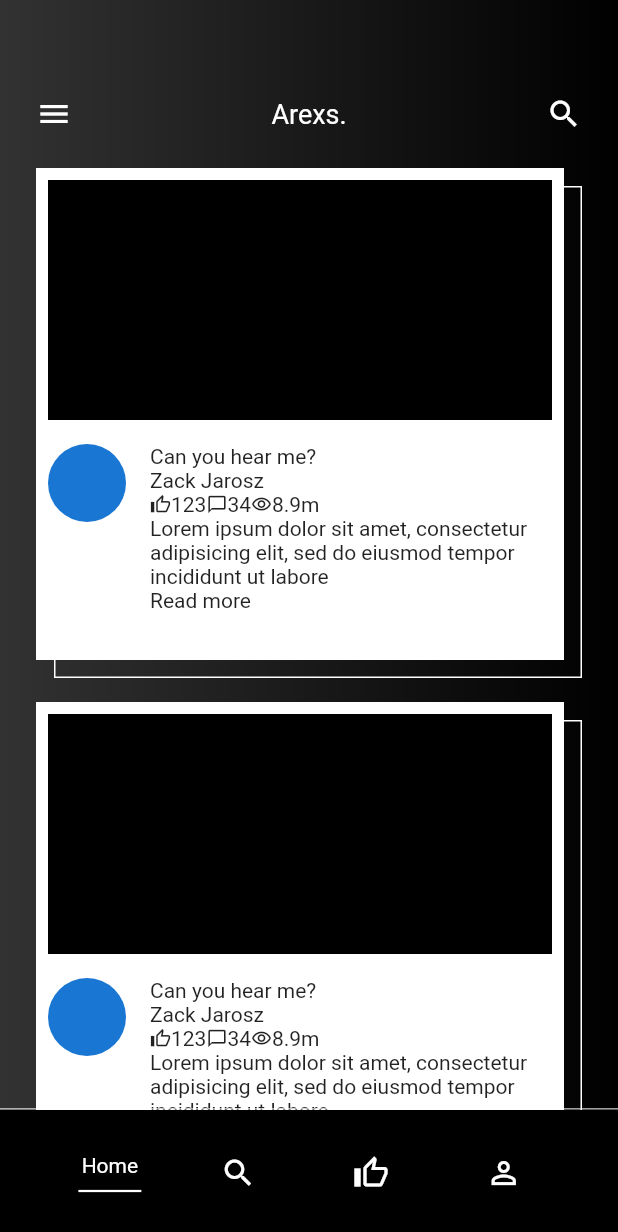
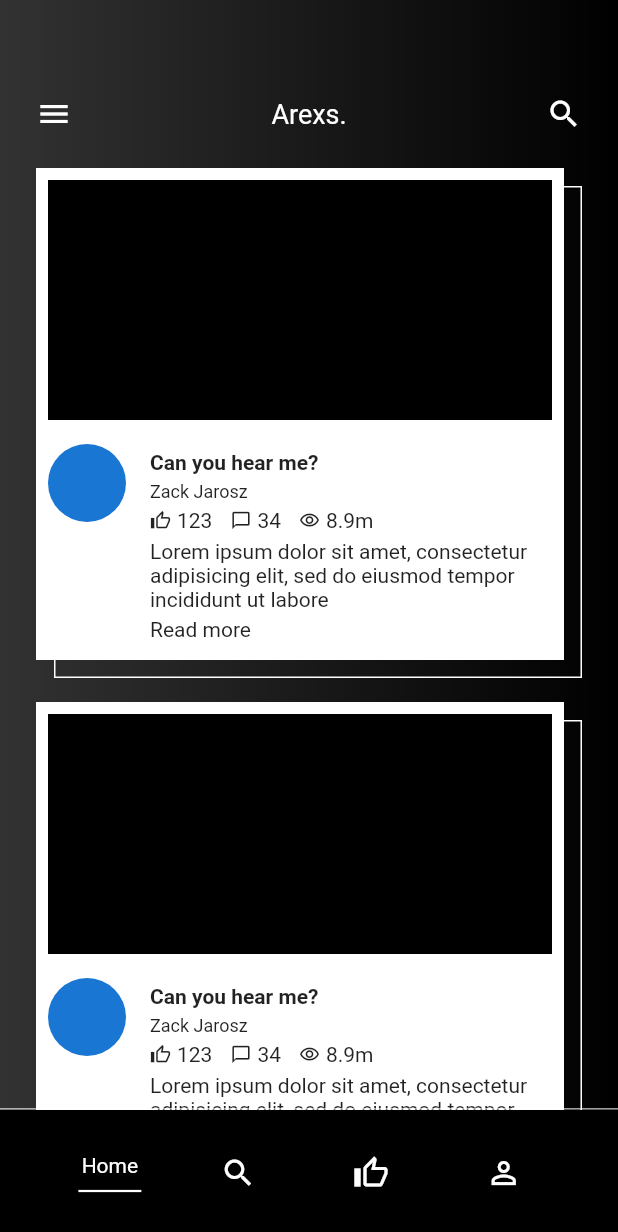
Before and after one commit to JAICHANGPARK/flutter_notebook_chapter_21, a Flutter app: the ArtExhibitionHomePage screen opened directly, on a phone screen of 412 x 824 dp. Shown: the top 1232 px of the screen. Run offline on Flutter 3.47's test engine with Material 2 defaults, Android fonts, the phone set to English and light mode, and no system bars; our stand-ins replace badges, dots_indicator, fl_chart, flutter_riverpod, google_fonts; missing offline and left inert: candlesticks; network calls fail.

Commit message:
Update art_exhibition_home_page.dart

```diff
--- a/lib/ep1247_art_exhibition_app/src/ui/art_exhibition_home_page.dart
+++ b/lib/ep1247_art_exhibition_app/src/ui/art_exhibition_home_page.dart
@@ -112,25 +112,38 @@ class _ArtExhibitionHomePageState extends State<ArtExhibitionHomePage> {
                                             Expanded(
                                               child: Column(
                                                 crossAxisAlignment: CrossAxisAlignment.start,
+                                                mainAxisAlignment: MainAxisAlignment.spaceEvenly,
                                                 children: [
-                                                  Text("Can you hear me?"),
-                                                  Text("Zack Jarosz"),
+                                                  Text(
+                                                    "Can you hear me?",
+                                                    style: TextStyle(
+                                                      fontWeight: FontWeight.bold,
+                                                    ),
+                                                  ),
+                                                  Text("Zack Jarosz", style: TextStyle(
+                                                    fontSize: 12
+                                                  ),),
                                                   Row(
                                                     children: [
                                                       Icon(
                                                         Icons.thumb_up_alt_outlined,
                                                         size: 14,
                                                       ),
+                                                      SizedBox(width: 4,),
                                                       Text("123"),
+                                                      SizedBox(width: 12,),
                                                       Icon(
                                                         Icons.chat_bubble_outline_outlined,
                                                         size: 14,
                                                       ),
+                                                      SizedBox(width: 4,),
                                                       Text("34"),
+                                                      SizedBox(width: 12,),
                                                       Icon(
                                                         Icons.visibility_outlined,
                                                         size: 14,
                                                       ),
+                                                      SizedBox(width: 4,),
                                                       Text("8.9m"),
                                                     ],
                                                   ),
```
